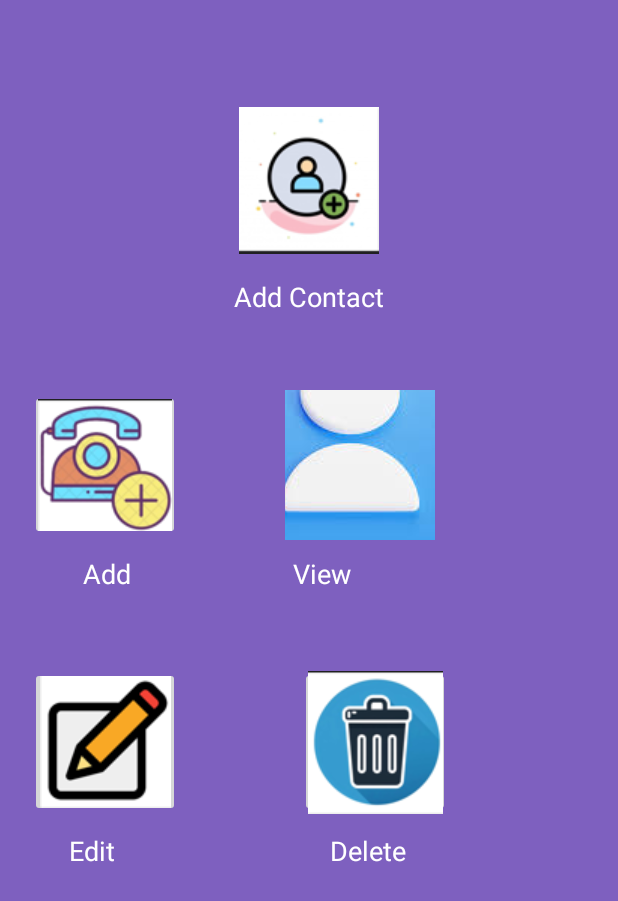
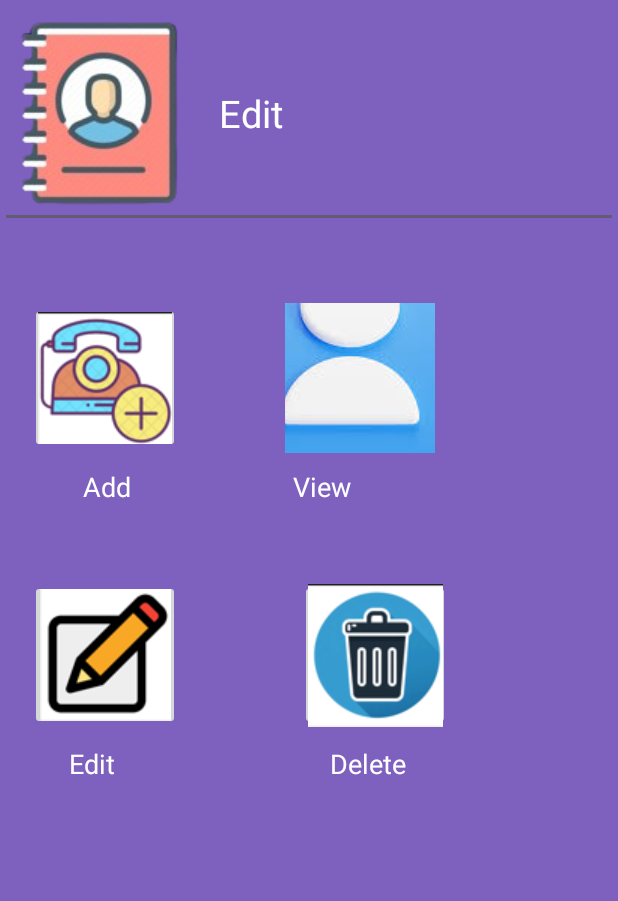
Before and after one commit to Vanshika521/Women_Safety, an Android app: the register screen opened directly, with no data from a screen before it, on a phone screen of 412 x 824 dp. Shown: the top 901 px of the screen. Run offline under Robolectric (Android 15) with nearby library versions, the phone set to English and light mode, and no system bars.

Commit message:
new registration file designing

```diff
--- a/app/src/main/res/layout/activity_register.xml
+++ b/app/src/main/res/layout/activity_register.xml
@@ -10,29 +10,52 @@
 
 
     <!-- First ImageButton and Text -->
-    <ImageButton
-        android:id="@+id/img1"
-        android:layout_width="100dp"
-        android:layout_height="100dp"
-        android:layout_marginTop="70dp"
-        android:src="@drawable/contact"
-        android:clickable="true"
-        android:contentDescription="@string/add_contact_button_desc"
-        app:layout_constraintTop_toTopOf="parent"
-        app:layout_constraintEnd_toEndOf="parent"
-        app:layout_constraintStart_toStartOf="parent"
-        app:layout_constraintTop_toBottomOf="parent" />
+<!--    <ImageButton-->
+<!--        android:id="@+id/img1"-->
+<!--        android:layout_width="100dp"-->
+<!--        android:layout_height="100dp"-->
+<!--        android:layout_marginTop="70dp"-->
+<!--        android:src="@drawable/contact"-->
+<!--        android:clickable="true"-->
+<!--        android:contentDescription="@string/add_contact_button_desc"-->
+<!--        app:layout_constraintTop_toTopOf="parent"-->
+<!--        app:layout_constraintEnd_toEndOf="parent"-->
+<!--        app:layout_constraintStart_toStartOf="parent"-->
+<!--        app:layout_constraintTop_toBottomOf="parent" />-->
 
-    <TextView
-        android:id="@+id/textView1"
+<!--    <TextView-->
+<!--        android:id="@+id/textView1"-->
+<!--        android:layout_width="match_parent"-->
+<!--        android:layout_height="wrap_content"-->
+<!--        android:text="Add Contact"-->
+<!--        android:textSize="18dp"-->
+<!--        android:textColor="@color/white"-->
+<!--        android:textAlignment="center"-->
+<!--        android:layout_marginTop="15dp"-->
+<!--        app:layout_constraintTop_toBottomOf="@id/img1" />-->
+
+    <EditText
+        android:id="@+id/editText"
         android:layout_width="match_parent"
         android:layout_height="wrap_content"
-        android:text="Add Contact"
-        android:textSize="18dp"
+        android:drawableLeft="@drawable/enter1"
+        android:drawablePadding="20dp"
+        android:hint="Edit "
+
+        android:textColorHint="@color/white"
+        android:textSize="25dp"
+
+
         android:textColor="@color/white"
-        android:textAlignment="center"
-        android:layout_marginTop="15dp"
-        app:layout_constraintTop_toBottomOf="@id/img1" />
+        android:layout_marginBottom="50dp"
+
+        app:layout_constraintStart_toStartOf="parent"
+        app:layout_constraintTop_toTopOf="parent"
+
+        />
+
+
+
 
     <!-- Second ImageButton and Text -->
     <ImageButton
@@ -45,7 +68,7 @@
         android:src="@drawable/add1"
         android:contentDescription="@string/call_button_desc"
         app:layout_constraintStart_toStartOf="parent"
-        app:layout_constraintTop_toBottomOf="@id/textView1" />
+        app:layout_constraintTop_toBottomOf="@id/editText" />
 
     <TextView
         android:id="@+id/textView2"
@@ -71,7 +94,7 @@
         android:clickable="true"
         android:contentDescription="@string/notification_button_desc"
         app:layout_constraintStart_toStartOf="parent"
-        app:layout_constraintTop_toBottomOf="@id/textView1" />
+        app:layout_constraintTop_toBottomOf="@id/editText" />
 
     <TextView
         android:id="@+id/textView3"
```
Also changed, not shown: app/src/main/res/drawable/enter.png (added), app/src/main/res/drawable/enter1.png (added).
